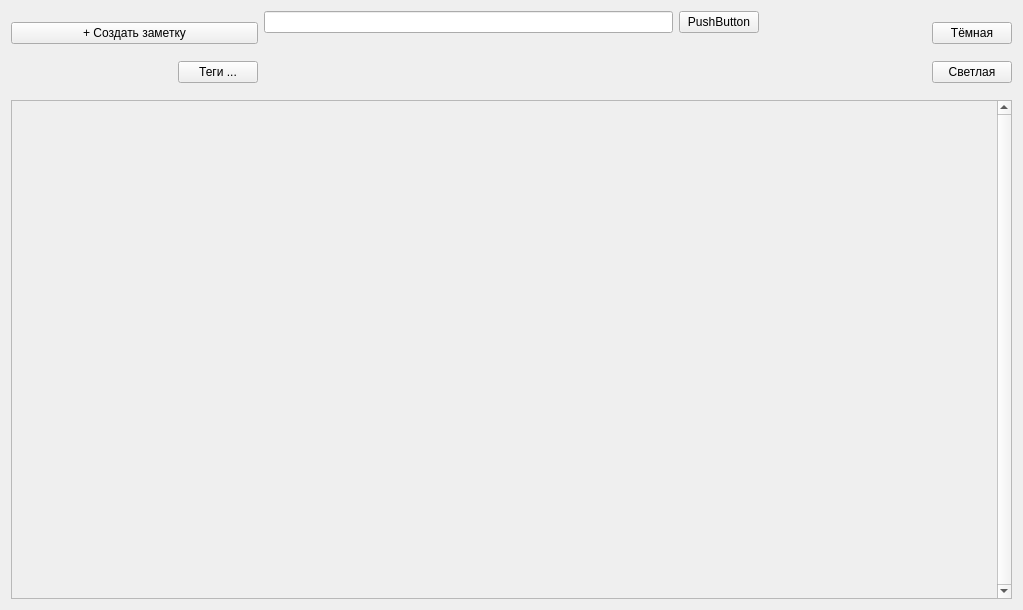
First picture: the form in data/gui_data/ui/main_menu_new.ui, repository U-1055/Notizen, before the edit.
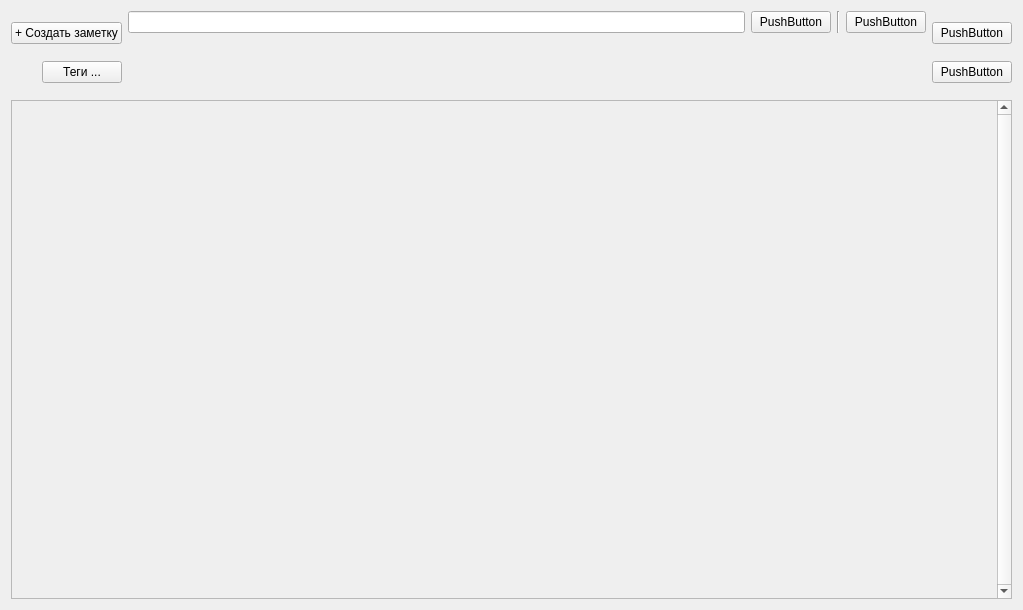
Second picture: the form after the edit.

```diff
--- a/data/gui_data/ui/main_menu_new.ui
+++ b/data/gui_data/ui/main_menu_new.ui
@@ -21,7 +21,7 @@
   </property>
   <layout class="QVBoxLayout" name="verticalLayout_4" stretch="1,6">
    <item>
-    <layout class="QHBoxLayout" name="horizontalLayout" stretch="1,2,1">
+    <layout class="QHBoxLayout" name="horizontalLayout" stretch="0,0,0">
      <property name="sizeConstraint">
       <enum>QLayout::SetMinimumSize</enum>
      </property>
@@ -52,12 +52,26 @@
         <enum>QLayout::SetMinimumSize</enum>
        </property>
        <item>
-        <layout class="QHBoxLayout" name="horizontalLayout_2" stretch="10,1">
+        <layout class="QHBoxLayout" name="horizontalLayout_2" stretch="10,1,0,0">
          <item>
           <widget class="QLineEdit" name="line_edit_search"/>
          </item>
          <item>
-          <widget class="QPushButton" name="pushButton">
+          <widget class="QPushButton" name="btn_search">
+           <property name="text">
+            <string>PushButton</string>
+           </property>
+          </widget>
+         </item>
+         <item>
+          <widget class="Line" name="line">
+           <property name="orientation">
+            <enum>Qt::Vertical</enum>
+           </property>
+          </widget>
+         </item>
+         <item>
+          <widget class="QPushButton" name="btn_update">
            <property name="text">
             <string>PushButton</string>
            </property>
@@ -71,23 +85,24 @@
       </layout>
      </item>
      <item>
-      <layout class="QVBoxLayout" name="verticalLayout">
-       <property name="sizeConstraint">
-        <enum>QLayout::SetMinimumSize</enum>
-       </property>
-       <item alignment="Qt::AlignRight">
-        <widget class="QPushButton" name="btn_theme_dark_2">
+      <layout class="QHBoxLayout" name="horizontalLayout_3">
+       <item>
+        <layout class="QVBoxLayout" name="verticalLayout_5">
+         <item>
+          <widget class="QPushButton" name="btn_dark_theme">
          <property name="text">
-          <string>Тёмная</string>
+            <string>PushButton</string>
          </property>
         </widget>
        </item>
-       <item alignment="Qt::AlignRight">
-        <widget class="QPushButton" name="btn_theme_light_2">
+         <item>
+          <widget class="QPushButton" name="btn_light_theme">
          <property name="text">
-          <string>Светлая</string>
-         </property>
-        </widget>
+            <string>PushButton</string>
+           </property>
+          </widget>
+         </item>
+        </layout>
        </item>
       </layout>
      </item>
```
Left out of the diff: 5 changed lines with no effect on the pictures. Lines whose indentation alone changed are shown as unchanged.
